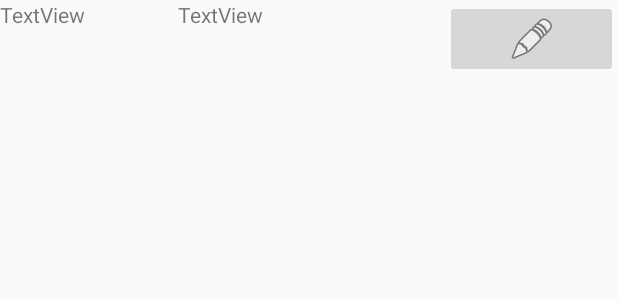
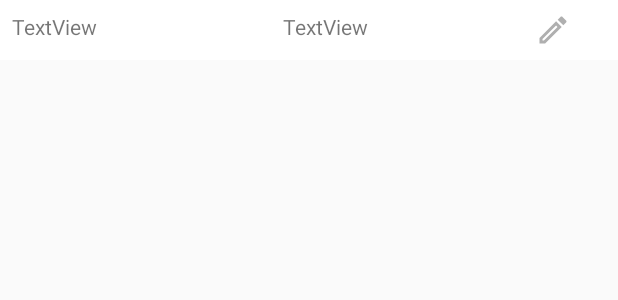
Before and after one commit to agore/ThingTracker, an Android app: the layout thing_detail_list_item.xml on its own in the app's theme, with its tools: preview values and no code run, on a phone screen of 412 x 824 dp. Shown: the top 300 px of the screen. Run offline under Robolectric (Android 15) with nearby library versions, the phone set to English and light mode, and no system bars.

Commit message:
improved the look a little

```diff
--- a/app/src/main/java/org/bitxbit/thingtracker/ThingDetailActivity.kt
+++ b/app/src/main/java/org/bitxbit/thingtracker/ThingDetailActivity.kt
@@ -22,6 +22,7 @@ class ThingDetailActivity : Activity() {
         val fabAddDetail = findViewById<FloatingActionButton>(R.id.fab_add_detail)
         val recycler = findViewById<RecyclerView>(R.id.recycler_thing_details)
         recycler.layoutManager = LinearLayoutManager(this)
+        recycler.addItemDecoration(SpaceItemDecoration())
         realm = Realm.getDefaultInstance()
 
         val thingName = intent?.getStringExtra("thingName")
--- /dev/null
+++ b/app/src/main/res/drawable/ic_create.xml
@@ -0,0 +1,12 @@
+<vector xmlns:android="http://schemas.android.com/apk/res/android"
+    android:width="24dp"
+    android:height="24dp"
+    android:viewportWidth="24"
+    android:viewportHeight="24">
+  <path
+      android:fillColor="#50000000"
+      android:pathData="M3,17.25V21h3.75L17.81,9.94l-3.75,-3.75L3,17.25zM5.92,19H5v-0.92l9.06,-9.06l0.92,0.92L5.92,19z"/>
+  <path
+      android:fillColor="#50000000"
+      android:pathData="M20.71,5.63l-2.34,-2.34C18.17,3.09 17.92,3 17.66,3s-0.51,0.1 -0.7,0.29l-1.83,1.83l3.75,3.75l1.83,-1.83C21.1,6.65 21.1,6.02 20.71,5.63z"/>
+</vector>
--- a/app/src/main/res/layout/main_activity.xml
+++ b/app/src/main/res/layout/main_activity.xml
@@ -10,7 +10,8 @@
         android:layout_width="wrap_content"
         android:layout_height="wrap_content"
         android:layout_gravity="end|bottom"
-        android:src="@drawable/ic_launcher_background"
+        android:src="@drawable/ic_outline_add"
+        app:backgroundTint="@color/colorPrimary"
         app:layout_constraintBottom_toBottomOf="parent"
         app:layout_constraintEnd_toEndOf="parent"
         android:layout_margin="16dp" />
--- a/app/src/main/res/layout/thing_detail_activity.xml
+++ b/app/src/main/res/layout/thing_detail_activity.xml
@@ -3,7 +3,8 @@
     xmlns:android="http://schemas.android.com/apk/res/android"
     xmlns:app="http://schemas.android.com/apk/res-auto"
     android:layout_width="match_parent"
-    android:layout_height="match_parent">
+    android:layout_height="match_parent"
+    android:background="@color/lightgray">
 
 
     <android.support.v7.widget.RecyclerView
@@ -30,6 +31,7 @@
         android:clickable="true"
         app:layout_constraintBottom_toBottomOf="parent"
         app:layout_constraintEnd_toEndOf="parent"
-        app:srcCompat="@android:drawable/ic_input_add" />
+        android:src="@drawable/ic_outline_add"
+        app:backgroundTint="@color/colorPrimary" />
 
 </android.support.constraint.ConstraintLayout>
--- a/app/src/main/res/layout/thing_detail_list_item.xml
+++ b/app/src/main/res/layout/thing_detail_list_item.xml
@@ -3,6 +3,8 @@
     xmlns:android="http://schemas.android.com/apk/res/android"
     android:layout_width="match_parent"
     android:layout_height="wrap_content"
+    android:padding="8dp"
+    android:background="@android:color/white"
     android:orientation="horizontal">
 
     <TextView
@@ -17,7 +19,8 @@
         android:id="@+id/txt_val"
         android:layout_width="0dp"
         android:layout_height="wrap_content"
-        android:layout_weight="3"
+        android:layout_weight="5"
+        android:gravity="center_horizontal"
         android:text="TextView"
         />
 
@@ -26,5 +29,6 @@
         android:layout_width="wrap_content"
         android:layout_height="wrap_content"
         android:layout_weight="1"
-        android:src="@android:drawable/ic_menu_edit"/>
+        android:background="@android:color/transparent"
+        android:src="@drawable/ic_create"/>
 </LinearLayout>
```
Also changed, not shown: app/src/main/java/org/bitxbit/thingtracker/MainActivity.kt (+0 -11 lines), app/src/main/java/org/bitxbit/thingtracker/SpaceItemDecoration.kt (added, +11 -0 lines), app/src/main/res/drawable/ic_add_item.xml (added, +9 -0 lines), app/src/main/res/drawable/ic_outline_add.xml (added, +9 -0 lines).
